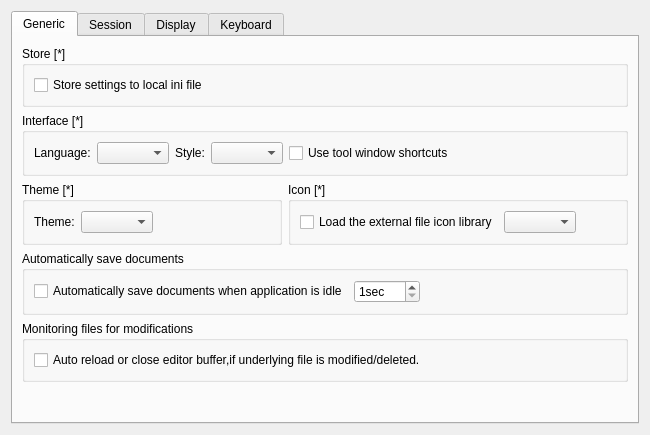
Before: the Qt Designer form liteidex/src/liteapp/liteappoption.ui in visualfc/liteide, drawn with Qt 5.
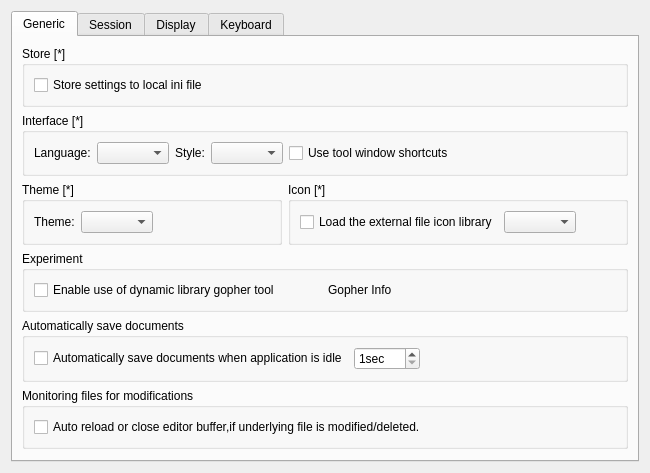
After: the same form once the commit is applied.

Commit message: add experiment use libgopher option

What changed in the file:
```diff
--- a/liteidex/src/liteapp/liteappoption.ui
+++ b/liteidex/src/liteapp/liteappoption.ui
@@ -178,6 +178,29 @@
          </item>
         </layout>
        </item>
+       <item>
+        <widget class="QGroupBox" name="groupBox_13">
+         <property name="title">
+          <string>Experiment</string>
+         </property>
+         <layout class="QHBoxLayout" name="horizontalLayout_12">
+          <item>
+           <widget class="QCheckBox" name="useLibgopherCheckBox">
+            <property name="text">
+             <string>Enable use of dynamic library gopher tool</string>
+            </property>
+           </widget>
+          </item>
+          <item>
+           <widget class="QLabel" name="gopherInfoLabel">
+            <property name="text">
+             <string>Gopher Info</string>
+            </property>
+           </widget>
+          </item>
+         </layout>
+        </widget>
+       </item>
        <item>
         <widget class="QGroupBox" name="groupBox_10">
          <property name="title">
```
Left out of the diff: 1 changed line with no effect on the pictures. The commit also changes 8 other files.
